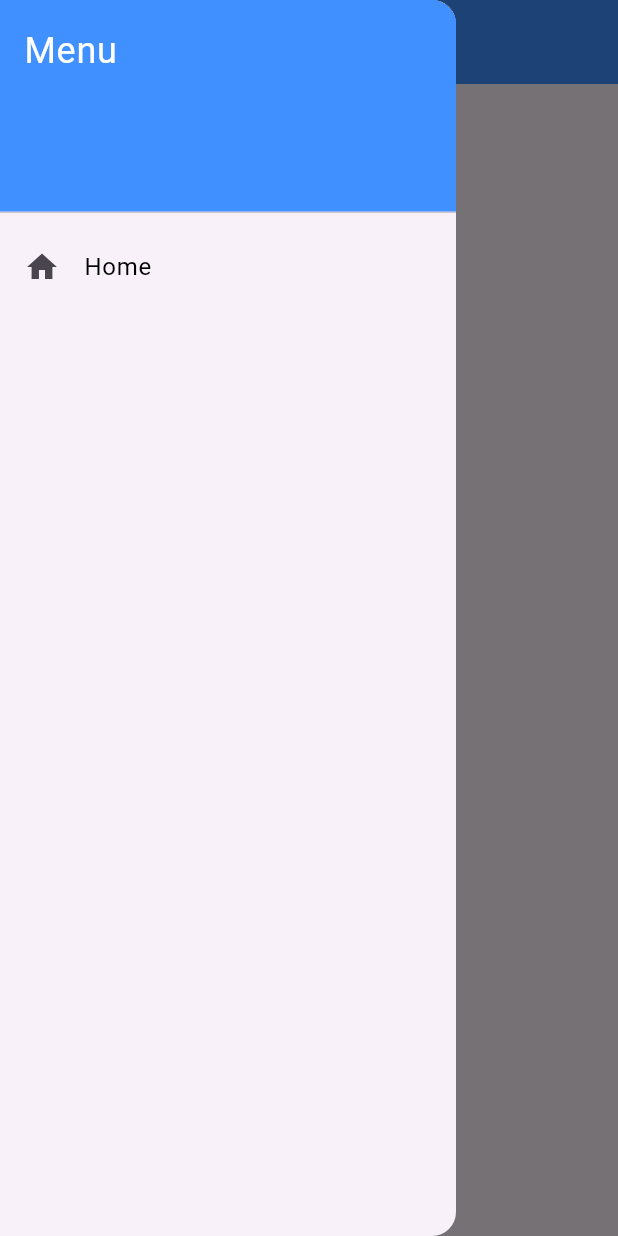
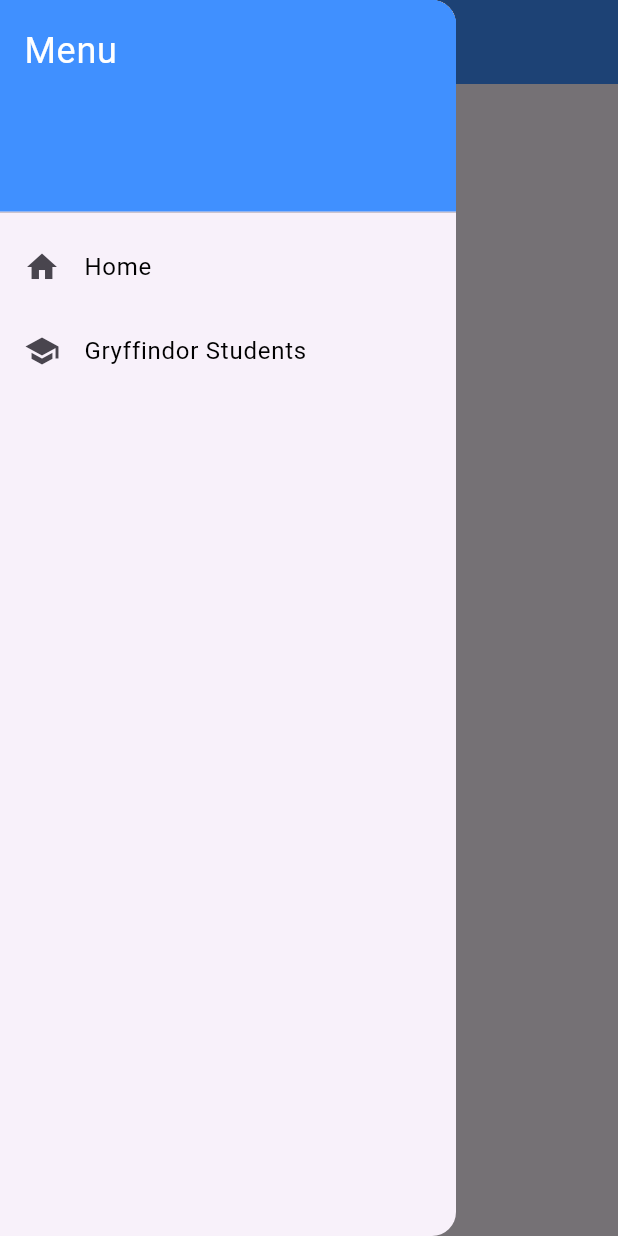
Before and after one commit to Frozway/IUT-hogwarts-flutter, a Flutter app: the screen it shows after launch, with the side drawer open, on a phone screen of 412 x 824 dp. Run offline on Flutter 3.47's test engine with Material 3 defaults, Android fonts, the phone set to English and light mode, and no system bars; our stand-ins replace bloc, flutter_bloc.

Commit message:
feat: added page to see students from Gryffindor

```diff
--- /dev/null
+++ b/lib/cubit/student/student_cubit.dart
@@ -0,0 +1,21 @@
+import 'package:bloc/bloc.dart';
+import 'package:lefrancois_thibaut_y2_flutter/models/student.dart';
+import 'package:lefrancois_thibaut_y2_flutter/services/student_service.dart';
+
+part 'student_state.dart';
+
+class StudentCubit extends Cubit<StudentState> {
+  final StudentService studentService;
+
+  StudentCubit(this.studentService) : super(StudentInitial());
+
+  Future<void> fetchStudents() async {
+    try {
+      emit(StudentLoading());
+      final students = await studentService.fetchStudents();
+      emit(StudentLoaded(students));
+    } catch (e) {
+      emit(const StudentError('Failed to load students :  '));
+    }
+  }
+}
--- /dev/null
+++ b/lib/services/student_service.dart
@@ -0,0 +1,19 @@
+import 'dart:convert';
+import 'package:http/http.dart' as http;
+import 'package:lefrancois_thibaut_y2_flutter/models/student.dart';
+
+class StudentService {
+  static const String _baseUrl = 'https://hogwarts-api-univ-lr.azurewebsites.net/hogwarts/students/';
+
+  Future<List<Student>> fetchStudents() async {
+    final response = await http.get(Uri.parse(_baseUrl));
+
+    if (response.statusCode == 200) {
+      List<dynamic> jsonList = json.decode(response.body);
+      List<Student> students = jsonList.map((json) => Student.fromJson(json)).toList();
+      return students.where((student) => student.house == 'Gryffindor').toList();
+    } else {
+      throw Exception('Failed to load students');
+    }
+  }
+}
--- a/lib/views/atoms/list_item.dart
+++ b/lib/views/atoms/list_item.dart
@@ -4,21 +4,27 @@ import 'package:lefrancois_thibaut_y2_flutter/views/atoms/custom_text.dart';
 class ListItem extends StatelessWidget {
   const ListItem({
     super.key,
-    required this.icon,
+    this.icon,
     required this.title,
     this.subtitle,
-    this.onTap
+    this.onTap,
+    this.imageUrl
   });
 
-  final Icon icon;
+  final Icon? icon;
   final String title;
   final String? subtitle;
   final VoidCallback? onTap;
+  final String? imageUrl;
 
   @override
   Widget build(BuildContext context) {
     return ListTile(
-      leading: icon,
+      leading: (imageUrl != null && imageUrl!.isNotEmpty)
+          ? CircleAvatar(
+        backgroundImage: NetworkImage(imageUrl!),
+      )
+          : icon ?? const Icon(Icons.school),
       title: CustomText(text: title),
       subtitle: subtitle != null ? Text(subtitle!) : null,
       onTap: onTap,
--- a/lib/views/organisms/menu.dart
+++ b/lib/views/organisms/menu.dart
@@ -5,9 +5,6 @@ import 'package:lefrancois_thibaut_y2_flutter/views/molecules/list_view_item.dar
 
 class Menu extends StatelessWidget {
   const Menu({super.key});
-  static var listItems = [
-
-  ];
 
   @override
   Widget build(BuildContext context) {
@@ -19,7 +16,17 @@ class Menu extends StatelessWidget {
           onTap: () {
             Navigator.pushNamed(context, "/");
           }
-        )
+        ),
+        ListItem(
+            icon: const Icon(Icons.school),
+            title: "Gryffindor Students",
+            onTap: () {
+              Navigator.pushNamed(
+                context,
+                "/student"
+              );
+            }
+        ),
       ],
         header: const DrawerHeader(
           decoration: BoxDecoration(
--- a/lib/views/pages/main_page.dart
+++ b/lib/views/pages/main_page.dart
@@ -1,4 +1,5 @@
 import 'package:flutter/material.dart';
+import 'package:lefrancois_thibaut_y2_flutter/views/pages/student_page.dart';
 
 import 'home_page.dart';
 
@@ -20,6 +21,7 @@ class MyApp extends StatelessWidget {
       ),
       routes: {
         '/': (context) => const HomePage(),
+        '/student': (context) => const StudentsPage()
       },
     );
   }
--- a/pubspec.yaml
+++ b/pubspec.yaml
@@ -35,6 +35,9 @@ dependencies:
   # The following adds the Cupertino Icons font to your application.
   # Use with the CupertinoIcons class for iOS style icons.
   cupertino_icons: ^1.0.8
+  json_annotation: ^4.9.0
+  http: ^1.2.2
+  flutter_bloc: ^8.1.6
 
 dev_dependencies:
   flutter_test:
@@ -46,6 +49,8 @@ dev_dependencies:
   # package. See that file for information about deactivating specific lint
   # rules and activating additional ones.
   flutter_lints: ^4.0.0
+  json_serializable: ^6.8.0
+  build_runner: ^2.4.13
 
 # For information on the generic Dart part of this file, see the
 # following page: https://dart.dev/tools/pub/pubspec
```
Also changed, not shown: lib/cubit/student/student_state.dart (added, +29 -0 lines), lib/models/student.dart (added, +25 -0 lines), lib/views/pages/student_page.dart (added, +41 -0 lines), lib/models/student.g.dart (added), pubspec.lock.
